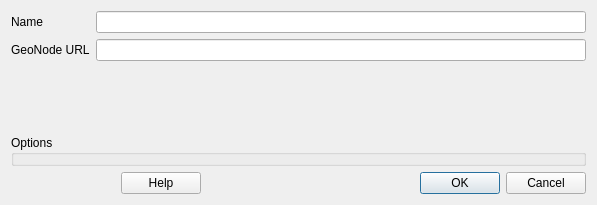
First picture: the form in src/qgis_geonode/ui/qgis_geonode_connection.ui, repository GeoNode/QGISGeoNodePlugin, before the edit.
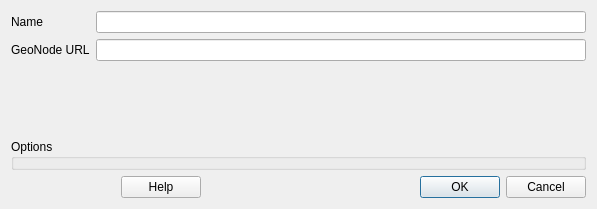
Second picture: the form after the edit. Custom widgets are drawn as their Qt base class.

Commit message: storing auth config id

What changed in the file:
```diff
--- a/src/qgis_geonode/ui/qgis_geonode_connection.ui
+++ b/src/qgis_geonode/ui/qgis_geonode_connection.ui
@@ -7,7 +7,7 @@
     <x>0</x>
     <y>0</y>
     <width>597</width>
-    <height>205</height>
+    <height>209</height>
    </rect>
   </property>
   <property name="windowTitle">
```
Left out of the diff: 2 changed lines with no effect on the pictures. The commit also changes 1 other file.
